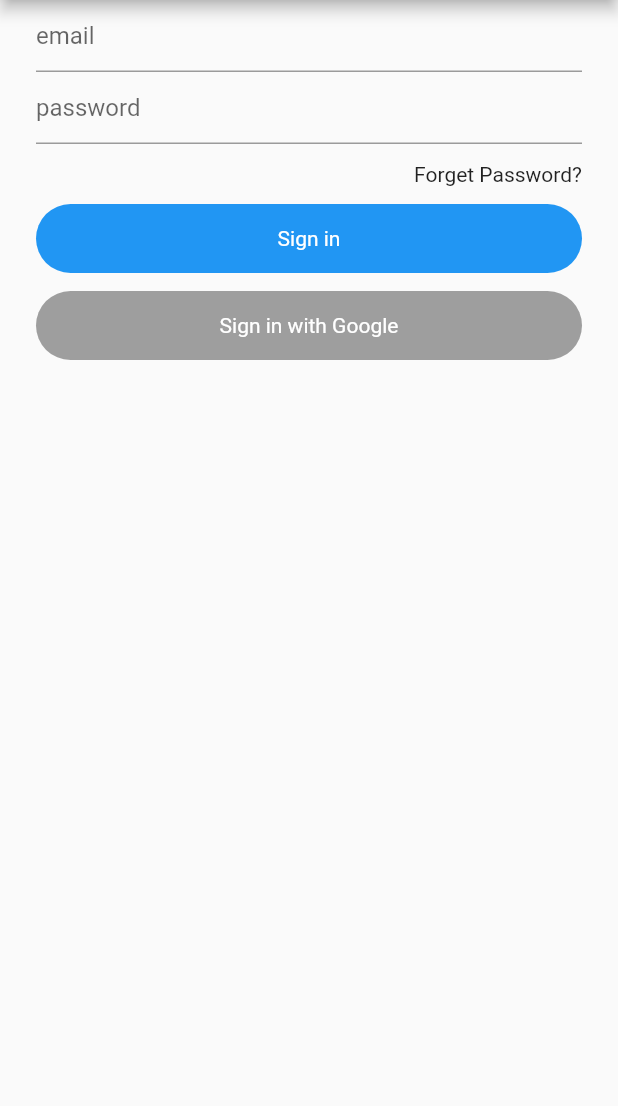
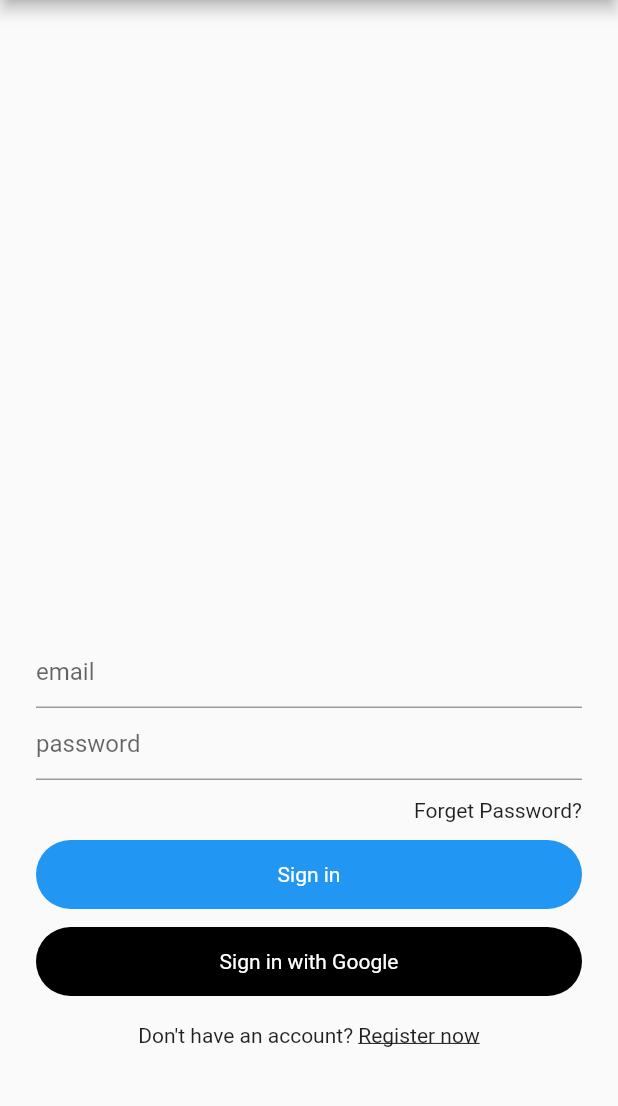
Before and after one commit to JeewanthaLahiru/chat_app, a Flutter app: the screen it shows after launch, on a phone screen of 412 x 824 dp, the part 84-1190 px from its top. Run offline on Flutter 3.47's test engine with Material 2 defaults, Android fonts, the phone set to English and light mode, and no system bars.

Commit message:
aligned to bottom

```diff
--- a/lib/views/signin.dart
+++ b/lib/views/signin.dart
@@ -1,4 +1,5 @@
 import 'package:chat_app/views/widget.dart';
+import 'package:flutter/cupertino.dart';
 import "package:flutter/material.dart";
 
 class SignIn extends StatefulWidget {
@@ -14,8 +15,10 @@ class _SignInState extends State<SignIn> {
     return Scaffold(
       appBar: appBarMain(context),
       body: Container(
+        alignment: Alignment.bottomCenter,
         padding: EdgeInsets.symmetric(horizontal: 24.0),
         child: Column(
+          mainAxisSize: MainAxisSize.min,
           children: [
             TextField(
               decoration: InputDecoration(
@@ -52,7 +55,7 @@ class _SignInState extends State<SignIn> {
               alignment: Alignment.center,
               decoration: BoxDecoration(
                 borderRadius: BorderRadius.circular(25.0),
-                color: Colors.grey,
+                color: Colors.black,
               ),
               width: MediaQuery.of(context).size.width,
               padding: EdgeInsets.symmetric(vertical: 15.0),
@@ -62,6 +65,17 @@ class _SignInState extends State<SignIn> {
                 ),
               ),
             ),
+            SizedBox(height: 18.0,),
+            Row(
+              mainAxisAlignment: MainAxisAlignment.center,
+              children: [
+                Text("Don't have an account? "),
+                Text("Register now" , style: TextStyle(
+                  decoration: TextDecoration.underline,
+                ),),
+              ],
+            ),
+            SizedBox(height: 70.0,)
           ],
         ),
       ),
```
